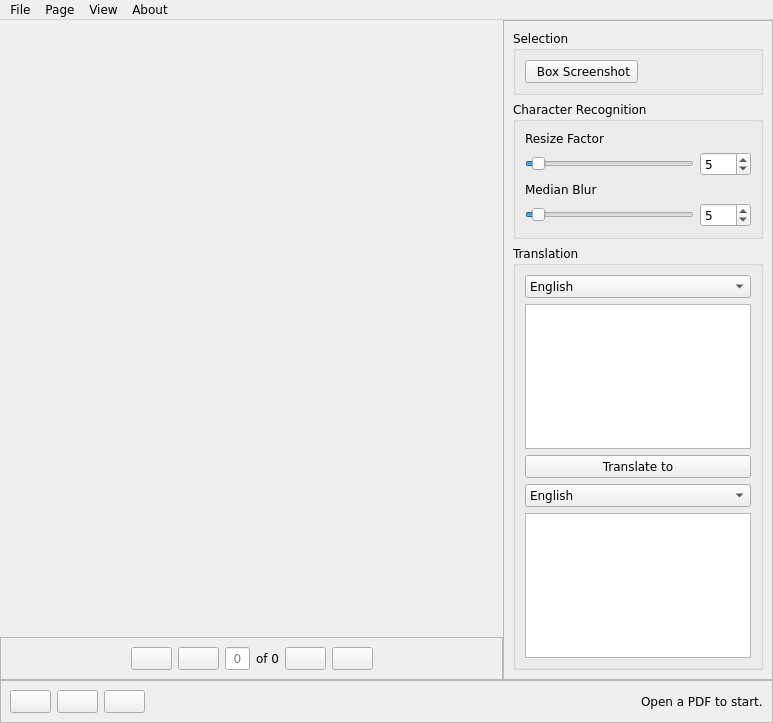
This is comic-lens/form.ui in kylekce/Comic-Lens as Qt 5 draws it before an edit. The edited form follows.
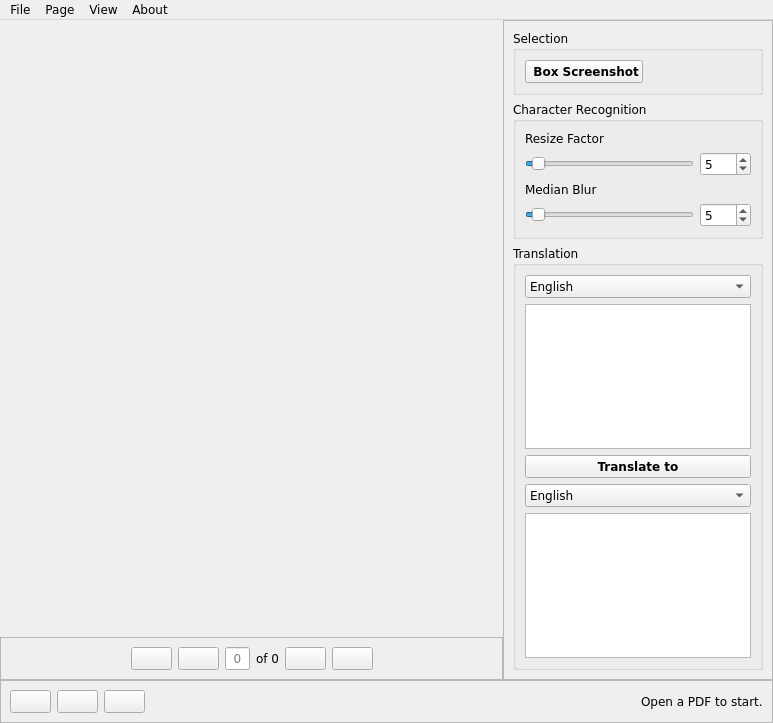
This is the edited form. Icons and pictures are not drawn.

```diff
--- a/comic-lens/form.ui
+++ b/comic-lens/form.ui
@@ -269,6 +269,12 @@
                   <verstretch>0</verstretch>
                  </sizepolicy>
                 </property>
+                <property name="font">
+                 <font>
+                  <family>Verdana</family>
+                  <bold>true</bold>
+                 </font>
+                </property>
                 <property name="toolTip">
                  <string>Draw a Box for Screenshot</string>
                 </property>
@@ -489,6 +495,12 @@
               </item>
               <item>
                <widget class="QPushButton" name="translate_button">
+                <property name="font">
+                 <font>
+                  <family>Verdana</family>
+                  <bold>true</bold>
+                 </font>
+                </property>
                 <property name="toolTip">
                  <string>Re-run the Translation</string>
                 </property>
```
